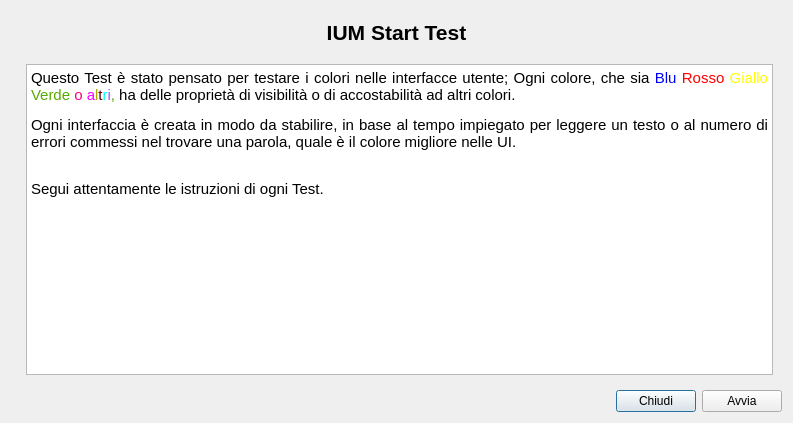
Before: the Qt Designer form startdialog.ui in kele23/IUM, drawn with Qt 5.
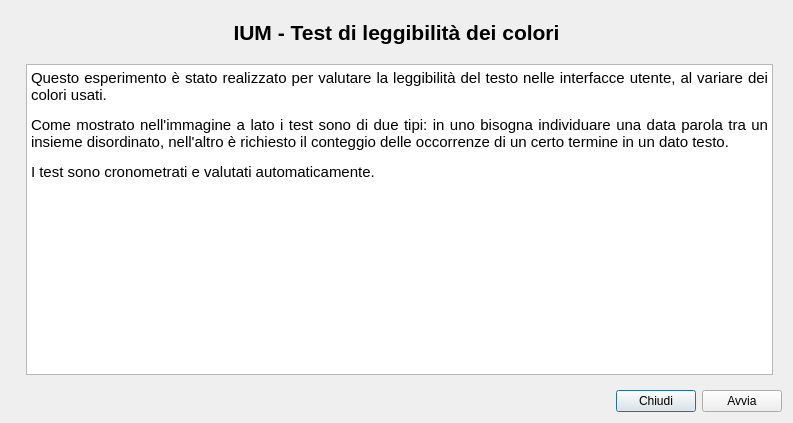
After: the same form once the commit is applied. Icons and pictures are not drawn.

Commit message: Modifiche minori a introduzione e test1

Diff of the .ui file:
```diff
--- a/startdialog.ui
+++ b/startdialog.ui
@@ -32,7 +32,7 @@
          </sizepolicy>
         </property>
         <property name="text">
-         <string>&lt;html&gt;&lt;head/&gt;&lt;body&gt;&lt;p align=&quot;center&quot;&gt;&lt;span style=&quot; font-size:16pt; font-weight:600;&quot;&gt;IUM Start Test&lt;/span&gt;&lt;br/&gt;&lt;/p&gt;&lt;/body&gt;&lt;/html&gt;</string>
+         <string>&lt;html&gt;&lt;head/&gt;&lt;body&gt;&lt;p align=&quot;center&quot;&gt;&lt;span style=&quot; font-size:16pt; font-weight:600;&quot;&gt;IUM - Test di leggibilità dei colori&lt;/span&gt;&lt;br/&gt;&lt;/p&gt;&lt;/body&gt;&lt;/html&gt;</string>
         </property>
         <property name="alignment">
          <set>Qt::AlignCenter</set>
@@ -61,10 +61,9 @@
 &lt;html&gt;&lt;head&gt;&lt;meta name=&quot;qrichtext&quot; content=&quot;1&quot; /&gt;&lt;style type=&quot;text/css&quot;&gt;
 p, li { white-space: pre-wrap; }
 &lt;/style&gt;&lt;/head&gt;&lt;body style=&quot; font-family:'MS Shell Dlg 2'; font-size:8.25pt; font-weight:400; font-style:normal;&quot;&gt;
-&lt;p align=&quot;justify&quot; style=&quot; margin-top:12px; margin-bottom:12px; margin-left:0px; margin-right:0px; -qt-block-indent:0; text-indent:0px;&quot;&gt;&lt;span style=&quot; font-family:'Ubuntu'; font-size:11pt;&quot;&gt;Questo Test è stato pensato per testare i colori nelle interfacce utente; Ogni colore, che sia &lt;/span&gt;&lt;span style=&quot; font-family:'Ubuntu'; font-size:11pt; color:#0000ff;&quot;&gt;Blu &lt;/span&gt;&lt;span style=&quot; font-family:'Ubuntu'; font-size:11pt; color:#ff0000;&quot;&gt;Rosso&lt;/span&gt;&lt;span style=&quot; font-family:'Ubuntu'; font-size:11pt;&quot;&gt; &lt;/span&gt;&lt;span style=&quot; font-family:'Ubuntu'; font-size:11pt; color:#ffff00;&quot;&gt;Giallo &lt;/span&gt;&lt;span style=&quot; font-family:'Ubuntu'; font-size:11pt; color:#55aa00;&quot;&gt;Verde &lt;/span&gt;&lt;span style=&quot; font-family:'Ubuntu'; font-size:11pt; color:#ff007f;&quot;&gt;o&lt;/span&gt;&lt;span style=&quot; font-family:'Ubuntu'; font-size:11pt; color:#55aa00;&quot;&gt; &lt;/span&gt;&lt;span style=&quot; font-family:'Ubuntu'; font-size:11pt; color:#ff00ff;&quot;&gt;a&lt;/span&gt;&lt;span style=&quot; font-family:'Ubuntu'; font-size:11pt; color:#aaaa00;&quot;&gt;l&lt;/span&gt;&lt;span style=&quot; font-family:'Ubuntu'; font-size:11pt; color:#550000;&quot;&gt;t&lt;/span&gt;&lt;span style=&quot; font-family:'Ubuntu'; font-size:11pt; color:#00ffff;&quot;&gt;r&lt;/span&gt;&lt;span style=&quot; font-family:'Ubuntu'; font-size:11pt; color:#aa55ff;&quot;&gt;i&lt;/span&gt;&lt;span style=&quot; font-family:'Ubuntu'; font-size:11pt; color:#55aa00;&quot;&gt;, &lt;/span&gt;&lt;span style=&quot; font-family:'Ubuntu'; font-size:11pt;&quot;&gt;ha delle proprietà di visibilità o di accostabilità ad altri colori. &lt;/span&gt;&lt;/p&gt;
-&lt;p align=&quot;justify&quot; style=&quot; margin-top:12px; margin-bottom:12px; margin-left:0px; margin-right:0px; -qt-block-indent:0; text-indent:0px;&quot;&gt;&lt;span style=&quot; font-family:'Ubuntu'; font-size:11pt;&quot;&gt;Ogni interfaccia è creata in modo da stabilire, in base al tempo impiegato per leggere un testo o al numero di errori commessi nel trovare una parola, quale è il colore migliore nelle UI.&lt;/span&gt;&lt;/p&gt;
-&lt;p align=&quot;justify&quot; style=&quot; margin-top:12px; margin-bottom:12px; margin-left:0px; margin-right:0px; -qt-block-indent:0; text-indent:0px;&quot;&gt;&lt;span style=&quot; font-family:'Ubuntu'; font-size:11pt;&quot;&gt;&lt;br /&gt;Segui attentamente le istruzioni di ogni Test.&lt;/span&gt;&lt;/p&gt;
-&lt;p style=&quot; margin-top:0px; margin-bottom:0px; margin-left:0px; margin-right:0px; -qt-block-indent:0; text-indent:0px;&quot;&gt;&lt;span style=&quot; font-family:'Ubuntu'; font-size:11pt;&quot;&gt;&lt;br /&gt;&lt;/span&gt;&lt;/p&gt;&lt;/body&gt;&lt;/html&gt;</string>
+&lt;p align=&quot;justify&quot; style=&quot; margin-top:12px; margin-bottom:12px; margin-left:0px; margin-right:0px; -qt-block-indent:0; text-indent:0px;&quot;&gt;&lt;span style=&quot; font-family:'Ubuntu'; font-size:11pt;&quot;&gt;Questo esperimento è stato realizzato per valutare la leggibilità del testo nelle interfacce utente, al variare dei colori usati. &lt;/span&gt;&lt;/p&gt;
+&lt;p align=&quot;justify&quot; style=&quot; margin-top:12px; margin-bottom:12px; margin-left:0px; margin-right:0px; -qt-block-indent:0; text-indent:0px;&quot;&gt;&lt;span style=&quot; font-family:'Ubuntu'; font-size:11pt;&quot;&gt;Come mostrato nell'immagine a lato i test sono di due tipi: in uno bisogna individuare una data parola tra un insieme disordinato, nell'altro è richiesto il conteggio delle occorrenze di un certo termine in un dato testo.&lt;/span&gt;&lt;/p&gt;
+&lt;p align=&quot;justify&quot; style=&quot; margin-top:12px; margin-bottom:12px; margin-left:0px; margin-right:0px; -qt-block-indent:0; text-indent:0px;&quot;&gt;&lt;span style=&quot; font-family:'Ubuntu'; font-size:11pt;&quot;&gt;I test sono cronometrati e valutati automaticamente.&lt;br /&gt;&lt;/span&gt;&lt;/p&gt;&lt;/body&gt;&lt;/html&gt;</string>
           </property>
          </widget>
         </item>
```
Left out of the diff: 2 changed lines with no effect on the pictures. The commit also changes 3 other files.
